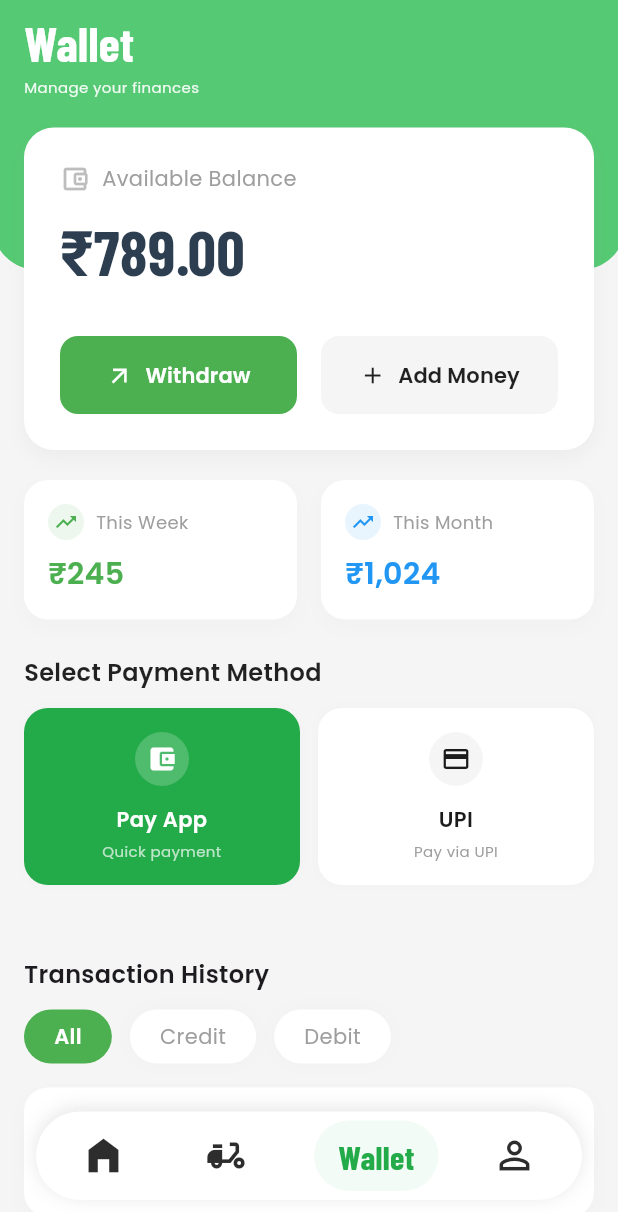
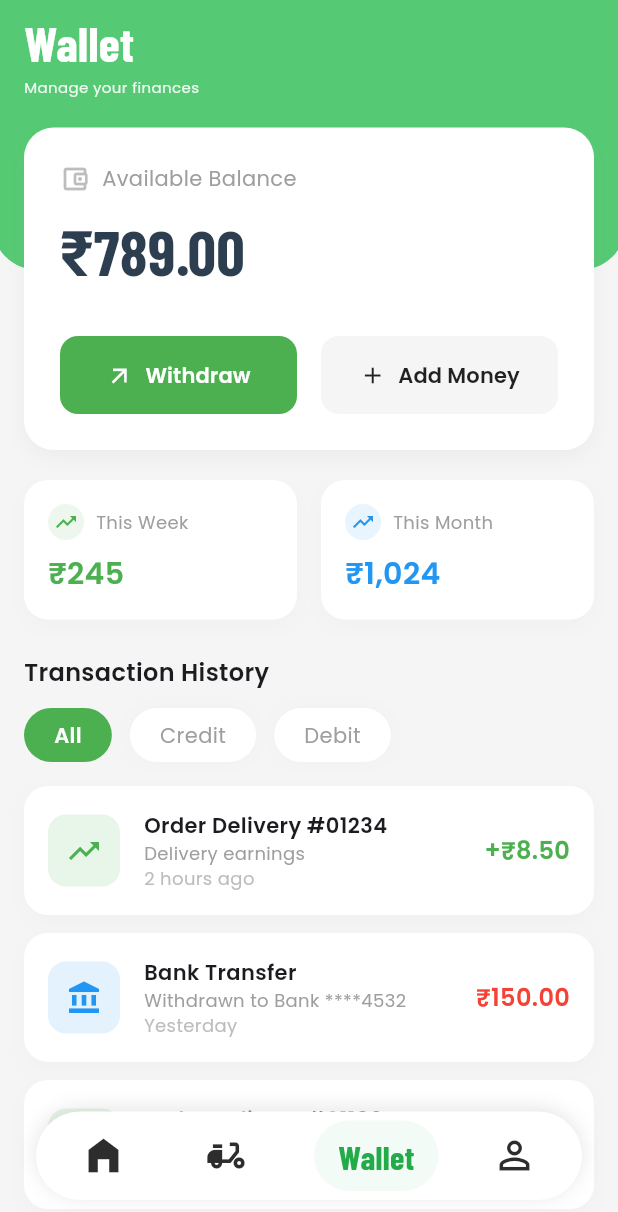
Before and after one commit to SahilParbale/Rider-App, a Flutter app: the screen it shows after launch, swiped to page 3, on a phone screen of 412 x 824 dp. Shown: the top 1212 px of the screen. Run offline on Flutter 3.47's test engine with Material 3 defaults, Android fonts, the phone set to English and light mode, and no system bars; our stand-ins replace google_fonts, google_maps_flutter; network calls fail.

```diff
--- a/lib/wallet_screen.dart
+++ b/lib/wallet_screen.dart
@@ -535,75 +535,7 @@ class _WalletScreenState extends State<WalletScreen> with AutomaticKeepAliveClie
                         const SizedBox(height: 24),
 
 
-                        // Payment Methods
-                        Text(
-                          "Select Payment Method",
-                           style: GoogleFonts.poppins(
-                            fontWeight: FontWeight.w600,
-                            fontSize: 16,
-                            color: Colors.black87,
-                          ),
-                        ),
-                        const SizedBox(height: 12),
 
-                        // Payment Type Selection Row
-                        Row(
-                          mainAxisAlignment: MainAxisAlignment.spaceBetween,
-                          children: [
-                            _buildPaymentTypeCard("Pay App", Icons.account_balance_wallet, "Quick payment", _paymentType == "Pay App"),
-                            const SizedBox(width: 12),
-                            _buildPaymentTypeCard("UPI", Icons.payment, "Pay via UPI", _paymentType == "UPI"),
-                          ],
-                        ),
-
-                        const SizedBox(height: 24),
-
-                        // Dynamic Content based on Selection
-                        if (_paymentType == "Pay App") ...[
-                            if (_selectedPayApp != null) ...[
-                                Text(
-                                  "Selected Payment App",
-                                  style: GoogleFonts.poppins(
-                                    fontWeight: FontWeight.w600,
-                                    fontSize: 16,
-                                    color: Colors.black87,
-                                  ),
-                                ),
-                                const SizedBox(height: 12),
-                                GestureDetector(
-                                    onTap: () => _showPaymentMethodSelector("Select Payment App", _payAppMethods, (method) {
-                                        setState(() {
-                                            _selectedPayApp = method;
-                                            Navigator.pop(context);
-                                        });
-                                    }),
-                                    child: _buildPaymentMethodItem(_selectedPayApp!, isSelected: true),
-                                ),
-                            ]
-                        ] else if (_paymentType == "UPI") ...[
-                            if (_selectedUPI != null) ...[
-                                Text(
-                                  "Selected UPI ID",
-                                  style: GoogleFonts.poppins(
-                                    fontWeight: FontWeight.w600,
-                                    fontSize: 16,
-                                    color: Colors.black87,
-                                  ),
-                                ),
-                                const SizedBox(height: 12),
-                                GestureDetector(
-                                    onTap: () => _showPaymentMethodSelector("Select UPI ID", _upiMethods, (method) {
-                                        setState(() {
-                                            _selectedUPI = method;
-                                            Navigator.pop(context);
-                                        });
-                                    }),
-                                    child: _buildPaymentMethodItem(_selectedUPI!, isSelected: true),
-                                ),
-                            ]
-                        ],
-
-                        const SizedBox(height: 24),
 
                         // Transaction History
                         Text("Transaction History", style: GoogleFonts.poppins(fontSize: 16, fontWeight: FontWeight.w600)),
```
